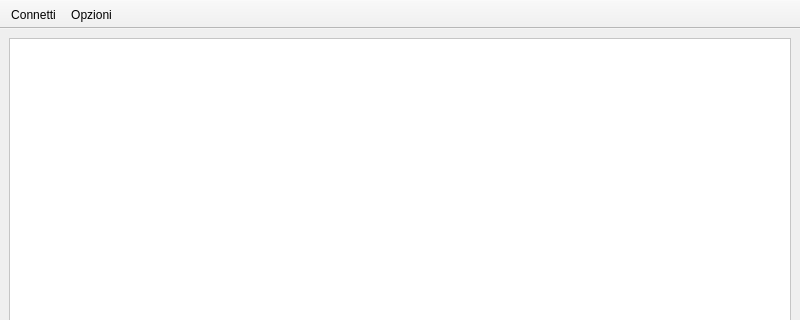
Qt form src/modules/gui.ui (develer-staff/devclient) before a commit; both pictures show x 0 to 800 and y 0 to 320 of the 800 by 600 pixel window.
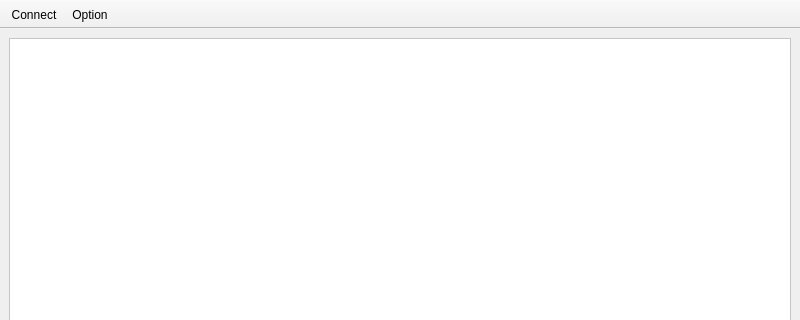
The same form after that commit. Icons and pictures are not drawn.

Diff of the .ui file:
```diff
--- a/src/modules/gui.ui
+++ b/src/modules/gui.ui
@@ -74,7 +74,7 @@
     <iconset>../../images/connect.png</iconset>
    </property>
    <property name="text" >
-    <string>Connetti</string>
+    <string>Connect</string>
    </property>
   </action>
   <action name="action_exit" >
@@ -87,7 +87,7 @@
     <iconset>../../images/option.png</iconset>
    </property>
    <property name="text" >
-    <string>Opzioni</string>
+    <string>Option</string>
    </property>
   </action>
  </widget>
```
Left out of the diff: 6 changed lines with no effect on the pictures.
